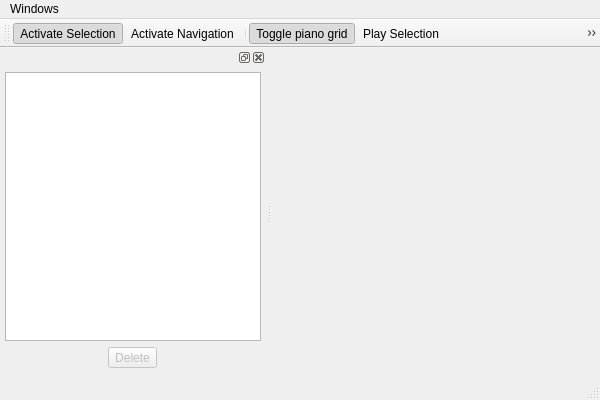
Old version of the form mainwindow.ui in the repository gustafsson/freq.
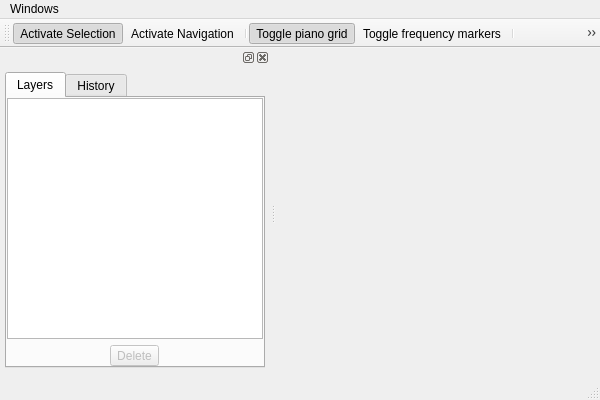
New version of the form. Icons and pictures are not drawn.

Patch:
```diff
--- a/mainwindow.ui
+++ b/mainwindow.ui
@@ -37,6 +37,9 @@
    <addaction name="menuWindows"/>
   </widget>
   <widget class="QToolBar" name="mainToolBar">
+   <property name="enabled">
+    <bool>true</bool>
+   </property>
    <attribute name="toolBarArea">
     <enum>TopToolBarArea</enum>
    </attribute>
@@ -47,9 +50,9 @@
    <addaction name="actionActivateNavigation"/>
    <addaction name="separator"/>
    <addaction name="actionToggle_piano_grid"/>
-   <addaction name="actionPlaySelection"/>
    <addaction name="actionToggle_hz_grid"/>
    <addaction name="separator"/>
+   <addaction name="actionPlaySelection"/>
    <addaction name="actionActionAdd_selection"/>
    <addaction name="actionActionRemove_selection"/>
   </widget>
@@ -58,7 +61,7 @@
    <property name="minimumSize">
     <size>
      <width>200</width>
-     <height>160</height>
+     <height>209</height>
     </size>
    </property>
    <property name="maximumSize">
@@ -91,6 +94,19 @@
       <number>10</number>
      </property>
      <item>
+      <widget class="QTabWidget" name="tabWidget">
+       <property name="currentIndex">
+        <number>0</number>
+       </property>
+       <widget class="QWidget" name="layerTab">
+        <attribute name="title">
+         <string>Layers</string>
+        </attribute>
+        <layout class="QVBoxLayout" name="verticalLayout_2">
+         <property name="margin">
+          <number>0</number>
+         </property>
+         <item>
       <widget class="QListWidget" name="layerWidget"/>
      </item>
      <item>
@@ -109,6 +125,15 @@
      </item>
     </layout>
    </widget>
+       <widget class="QWidget" name="historyTab">
+        <attribute name="title">
+         <string>History</string>
+        </attribute>
+       </widget>
+      </widget>
+     </item>
+    </layout>
+   </widget>
   </widget>
   <action name="actionActivateSelection">
    <property name="checkable">
```
Left out of the diff: 20 changed lines with no effect on the pictures. Lines whose indentation alone changed are shown as unchanged.
